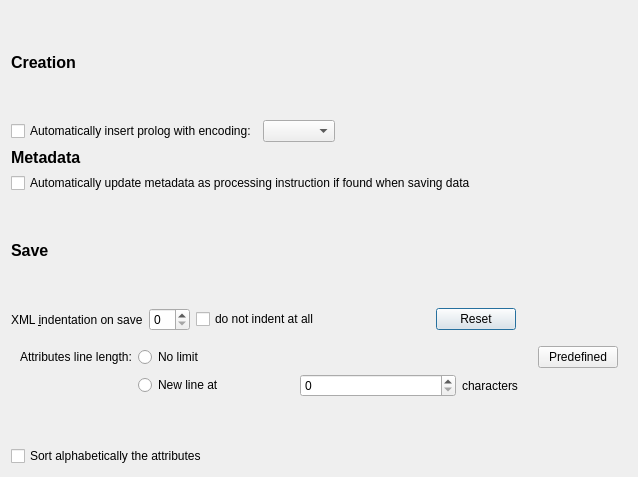
Old version of the form src/config/configurexmlmanagementdialog.ui in the repository lbellonda/qxmledit.
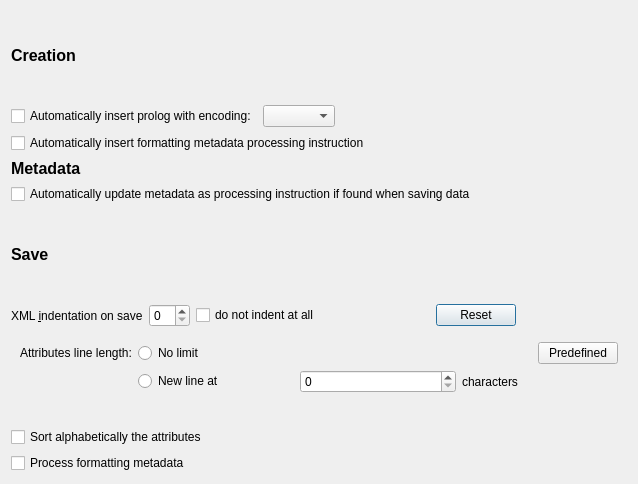
New version of the form.

Commit message: Commands for insert formatting processing instructions with tests.

Diff of the .ui file:
```diff
--- a/src/config/configurexmlmanagementdialog.ui
+++ b/src/config/configurexmlmanagementdialog.ui
@@ -7,7 +7,7 @@
     <x>0</x>
     <y>0</y>
     <width>638</width>
-    <height>477</height>
+    <height>484</height>
    </rect>
   </property>
   <property name="windowTitle">
@@ -80,6 +80,13 @@
      </item>
     </layout>
    </item>
+   <item>
+    <widget class="QCheckBox" name="cbInsertFormattingMetadata">
+     <property name="text">
+      <string>Automatically insert formatting metadata processing instruction</string>
+     </property>
+    </widget>
+   </item>
    <item>
     <widget class="QLabel" name="label_4">
      <property name="sizePolicy">
@@ -291,6 +298,13 @@
      </property>
     </widget>
    </item>
+   <item>
+    <widget class="QCheckBox" name="cbProcessFormattingMetadata">
+     <property name="text">
+      <string>Process formatting metadata</string>
+     </property>
+    </widget>
+   </item>
   </layout>
  </widget>
  <tabstops>
```
The commit also changes 23 other files.
